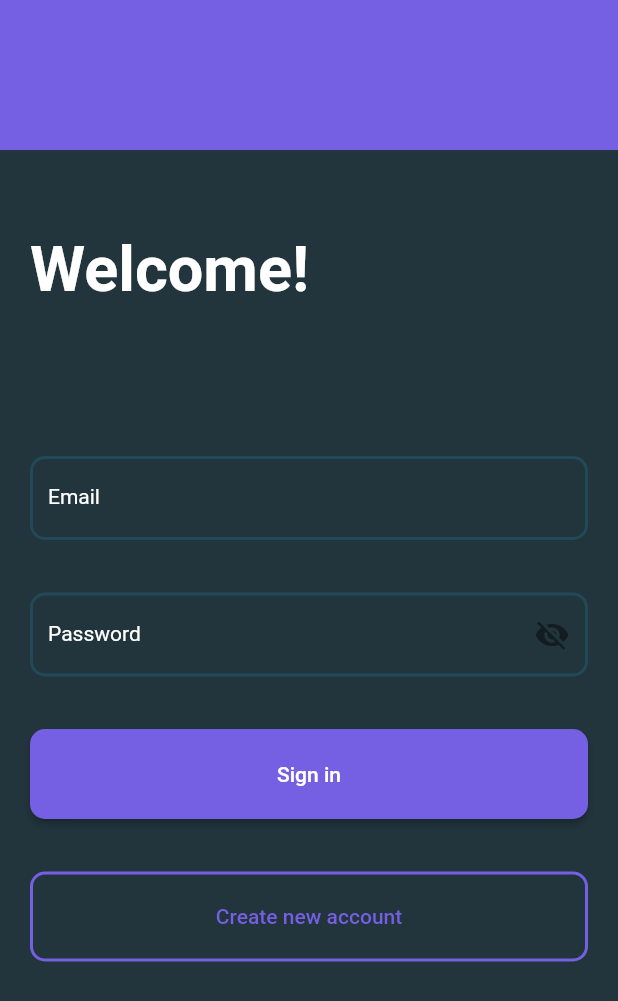
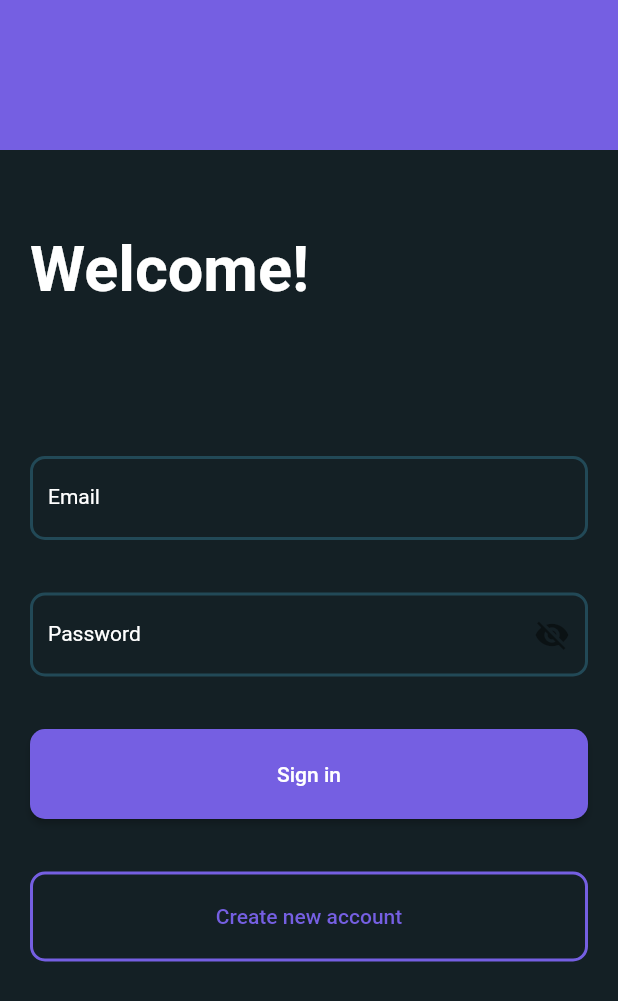
Before and after one commit to caiovini64/old-taskee, a Flutter app: the screen it shows after launch, on a phone screen of 412 x 824 dp. Shown: the top 1001 px of the screen. Run offline on Flutter 3.47's test engine with Material 2 defaults, Android fonts, the phone set to English and light mode, and no system bars; our stand-ins replace bloc, dartz, equatable, flutter_bloc, flutter_dotenv, get and 1 more.

Commit message:
feat: update background color

```diff
--- a/lib/ui/helpers/app_colors.dart
+++ b/lib/ui/helpers/app_colors.dart
@@ -3,7 +3,7 @@ import 'package:flutter/material.dart';
 const primaryColor = Color(0xff755FE2);
 const primaryColorDark = Color(0xff393D69);
 
-const backgroundColor = Color(0xff22343C);
+const backgroundColor = Color(0xff142025);
 
 const orangeCardColor = Color(0xffFF565E);
 const greenCardColor = Color(0xff00A88B);
--- a/lib/ui/pages/login/login_page.dart
+++ b/lib/ui/pages/login/login_page.dart
@@ -1,8 +1,6 @@
 import 'package:flutter/material.dart';
 import 'package:flutter_bloc/flutter_bloc.dart';
 import 'package:get/get.dart';
-import 'package:sign_button/create_button.dart';
-import 'package:sign_button/sign_button.dart';
 import 'package:taskee/ui/helpers/helpers.dart';
 import 'package:taskee/ui/mixins/auth_validator_mixin.dart';
 import 'package:taskee/ui/widgets/widgets.dart';
--- a/lib/ui/pages/register/register_page.dart
+++ b/lib/ui/pages/register/register_page.dart
@@ -1,6 +1,5 @@
 import 'package:flutter/material.dart';
 import 'package:flutter_bloc/flutter_bloc.dart';
-import 'package:flutter_signin_button/flutter_signin_button.dart';
 import 'package:get/get.dart';
 import 'package:taskee/ui/helpers/helpers.dart';
 import 'package:taskee/ui/mixins/auth_validator_mixin.dart';
```
